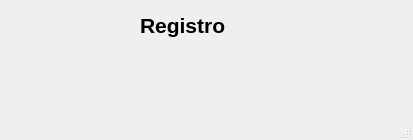
Qt form about.ui (ice-bit/registro) before a commit.
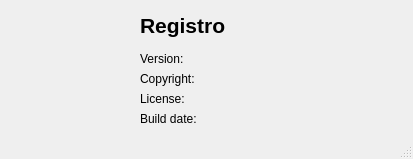
The same form after that commit. Icons and pictures are not drawn.

Commit message: - Updated CMake build system with compile information; - Updated teacher exporting function; - Added command line arguments support; - Fixed various bugs;

```diff
--- a/about.ui
+++ b/about.ui
@@ -7,7 +7,7 @@
     <x>0</x>
     <y>0</y>
     <width>413</width>
-    <height>140</height>
+    <height>159</height>
    </rect>
   </property>
   <property name="windowTitle">
@@ -42,7 +42,7 @@
      <rect>
       <x>140</x>
       <y>10</y>
-      <width>91</width>
+      <width>261</width>
       <height>31</height>
      </rect>
     </property>
@@ -67,7 +67,7 @@
      </rect>
     </property>
     <property name="text">
-     <string/>
+     <string>Version: </string>
     </property>
    </widget>
    <widget class="QLabel" name="lblAuthor">
@@ -80,7 +80,7 @@
      </rect>
     </property>
     <property name="text">
-     <string/>
+     <string>Copyright: </string>
     </property>
    </widget>
    <widget class="QLabel" name="lblLicense">
@@ -93,7 +93,20 @@
      </rect>
     </property>
     <property name="text">
-     <string/>
+     <string>License: </string>
+    </property>
+   </widget>
+   <widget class="QLabel" name="lblBuild">
+    <property name="geometry">
+     <rect>
+      <x>140</x>
+      <y>110</y>
+      <width>251</width>
+      <height>18</height>
+     </rect>
+    </property>
+    <property name="text">
+     <string>Build date: </string>
     </property>
    </widget>
   </widget>
```
The commit also changes 10 other files.
